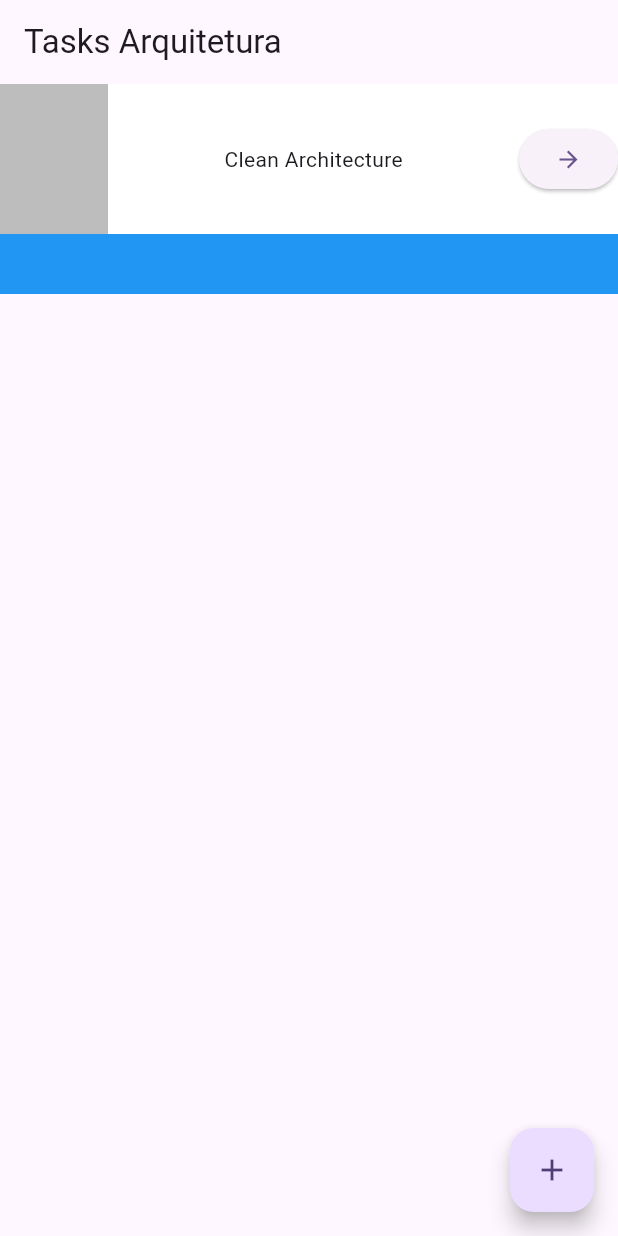
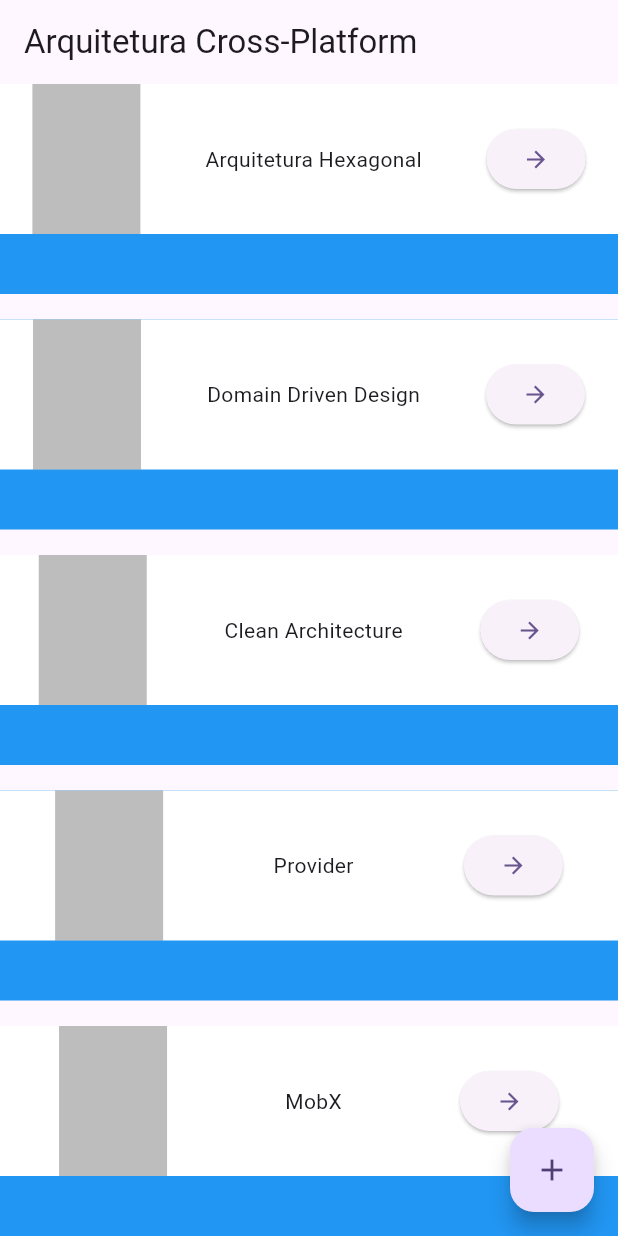
Before and after one commit to danvitoriano/flutter_arq_tasks, a Flutter app: the screen it shows after launch, on a phone screen of 412 x 824 dp. Run offline on Flutter 3.47's test engine with Material 3 defaults, Android fonts, the phone set to English and light mode, and no system bars.

Commit message:
add task widget component

```diff
--- a/lib/main.dart
+++ b/lib/main.dart
@@ -1,4 +1,5 @@
 import 'package:flutter/material.dart';
+import 'package:flutter_arq_tasks/screens/components/task.dart';
 
 void main() {
   runApp(const MyApp());
@@ -11,41 +12,25 @@
   @override
   Widget build(BuildContext context) {
     return MaterialApp(
-      title: 'Flutter Arq Tasks',
+      title: 'Arquitetura Cross-Platform',
       theme: ThemeData(
         colorScheme: ColorScheme.fromSeed(seedColor: Colors.deepPurple),
         useMaterial3: true,
       ),
       home: Scaffold(
         appBar: AppBar(
-          title: const Text('Tasks Arquitetura'),
+          title: const Text('Arquitetura Cross-Platform'),
         ),
-        body: Container(
-            child: Stack(
+        body: const Column(
+          mainAxisAlignment: MainAxisAlignment.spaceBetween,
           children: [
-            Container(
-              color: Colors.blue,
-              height: 140,
-            ),
-            Container(
-              color: Colors.white,
-              height: 100,
-              child: Row(
-                mainAxisAlignment: MainAxisAlignment.spaceBetween,
-                children: [
-                  Container(
-                    width: 72,
-                    height: 100,
-                    color: Colors.black26,
-                  ),
-                  Text('Clean Architecture'),
-                  ElevatedButton(
-                      onPressed: () {}, child: Icon(Icons.arrow_forward)),
-                ],
-              ),
-            )
+            Task(title: 'Arquitetura Hexagonal'),
+            Task(title: 'Domain Driven Design'),
+            Task(title: 'Clean Architecture'),
+            Task(title: 'Provider'),
+            Task(title: 'MobX'),
           ],
-        )),
+        ),
         floatingActionButton: FloatingActionButton(
           onPressed: () {},
           child: const Icon(Icons.add),
--- /dev/null
+++ b/lib/screens/components/task.dart
@@ -0,0 +1,35 @@
+import 'package:flutter/material.dart';
+
+class Task extends StatelessWidget {
+  final String? title;
+  const Task({required this.title, super.key});
+
+  @override
+  Widget build(BuildContext context) {
+    return Stack(
+      children: [
+        Container(
+          color: Colors.blue,
+          height: 140,
+        ),
+        Container(
+          color: Colors.white,
+          height: 100,
+          child: Row(
+            mainAxisAlignment: MainAxisAlignment.spaceAround,
+            children: [
+              Container(
+                width: 72,
+                height: 100,
+                color: Colors.black26,
+              ),
+              Text(title!),
+              ElevatedButton(
+                  onPressed: () {}, child: const Icon(Icons.arrow_forward)),
+            ],
+          ),
+        )
+      ],
+    );
+  }
+}
```
